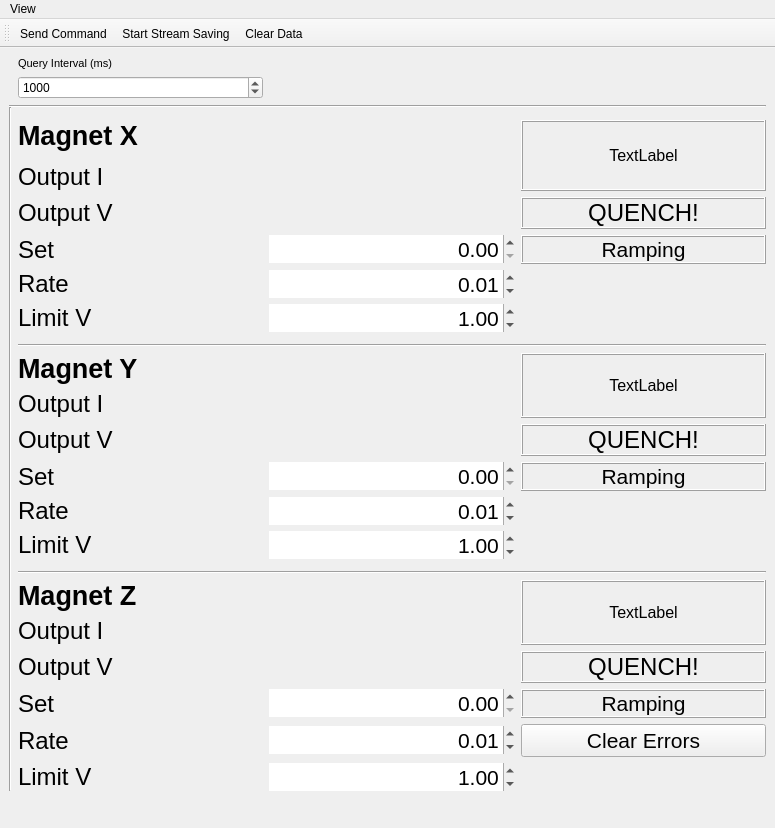
The window that gui/sc_magnet/ui_sc_magnet.ui (projecthira/qudi-hira) describes before a commit, drawn with Qt 5.
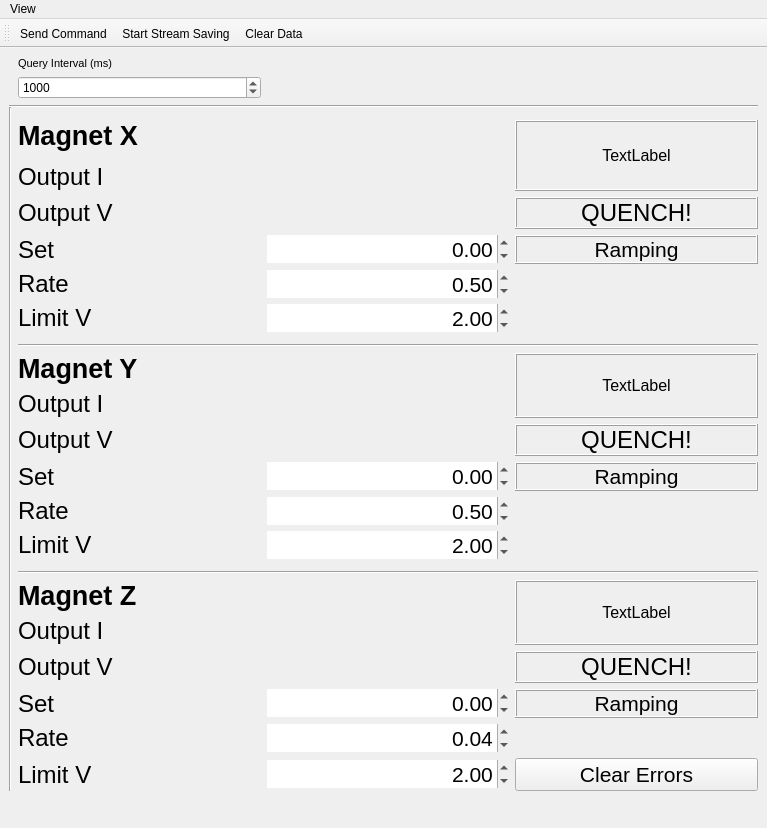
The same window after the commit. Icons and pictures are not drawn.

Commit message: Better closing of SCMagnetLogic. GUI now points to correct repo.

Patch:
```diff
--- a/gui/sc_magnet/ui_sc_magnet.ui
+++ b/gui/sc_magnet/ui_sc_magnet.ui
@@ -6,7 +6,7 @@
    <rect>
     <x>0</x>
     <y>0</y>
-    <width>775</width>
+    <width>767</width>
     <height>828</height>
    </rect>
   </property>
@@ -41,7 +41,7 @@
        <enum>QAbstractSpinBox::UpDownArrows</enum>
       </property>
       <property name="value">
-       <double>0.010000000000000</double>
+       <double>0.500000000000000</double>
       </property>
      </widget>
     </item>
@@ -215,7 +215,7 @@
        <enum>QAbstractSpinBox::UpDownArrows</enum>
       </property>
       <property name="value">
-       <double>0.010000000000000</double>
+       <double>0.040000000000000</double>
       </property>
      </widget>
     </item>
@@ -249,6 +249,9 @@
       <property name="buttonSymbols">
        <enum>QAbstractSpinBox::UpDownArrows</enum>
       </property>
+      <property name="minimum">
+       <double>-100.000000000000000</double>
+      </property>
      </widget>
     </item>
     <item row="19" column="1">
@@ -355,7 +358,7 @@
        <enum>QAbstractSpinBox::UpDownArrows</enum>
       </property>
       <property name="value">
-       <double>0.010000000000000</double>
+       <double>0.500000000000000</double>
       </property>
      </widget>
     </item>
@@ -502,6 +505,9 @@
       <property name="buttonSymbols">
        <enum>QAbstractSpinBox::UpDownArrows</enum>
       </property>
+      <property name="minimum">
+       <double>-100.000000000000000</double>
+      </property>
      </widget>
     </item>
     <item row="3" column="0" rowspan="26">
@@ -578,6 +584,9 @@
       <property name="buttonSymbols">
        <enum>QAbstractSpinBox::UpDownArrows</enum>
       </property>
+      <property name="minimum">
+       <double>-100.000000000000000</double>
+      </property>
      </widget>
     </item>
     <item row="2" column="0" rowspan="2" colspan="4">
@@ -616,7 +625,7 @@
        <enum>QAbstractSpinBox::UpDownArrows</enum>
       </property>
       <property name="value">
-       <double>1.000000000000000</double>
+       <double>2.000000000000000</double>
       </property>
      </widget>
     </item>
@@ -649,7 +658,7 @@
        <enum>QAbstractSpinBox::UpDownArrows</enum>
       </property>
       <property name="value">
-       <double>1.000000000000000</double>
+       <double>2.000000000000000</double>
       </property>
      </widget>
     </item>
@@ -682,7 +691,7 @@
        <enum>QAbstractSpinBox::UpDownArrows</enum>
       </property>
       <property name="value">
-       <double>1.000000000000000</double>
+       <double>2.000000000000000</double>
       </property>
      </widget>
     </item>
@@ -699,7 +708,7 @@
       </property>
      </spacer>
     </item>
-    <item row="27" column="3">
+    <item row="28" column="3">
      <widget class="QPushButton" name="magnet_z_clear_errors_pushButton">
       <property name="font">
        <font>
@@ -718,7 +727,7 @@
     <rect>
      <x>0</x>
      <y>0</y>
-     <width>775</width>
+     <width>767</width>
      <height>21</height>
     </rect>
    </property>
```
The commit also changes 2 other files.
